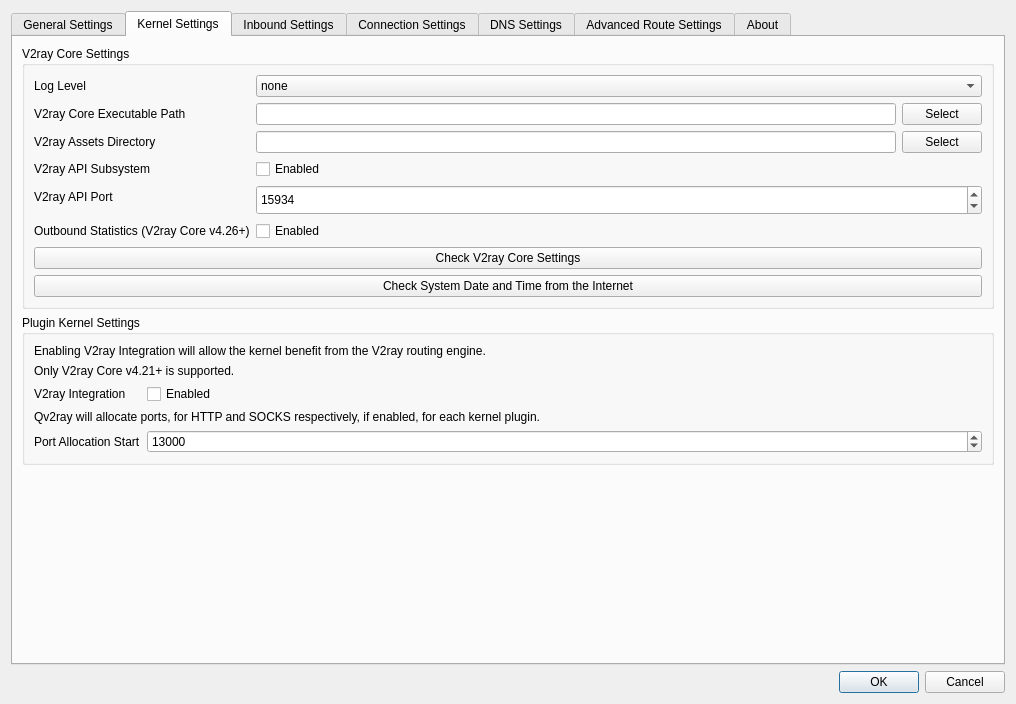
First picture: the form in src/ui/windows/w_PreferencesWindow.ui, repository Qv2ray/Qv2ray, before the edit.
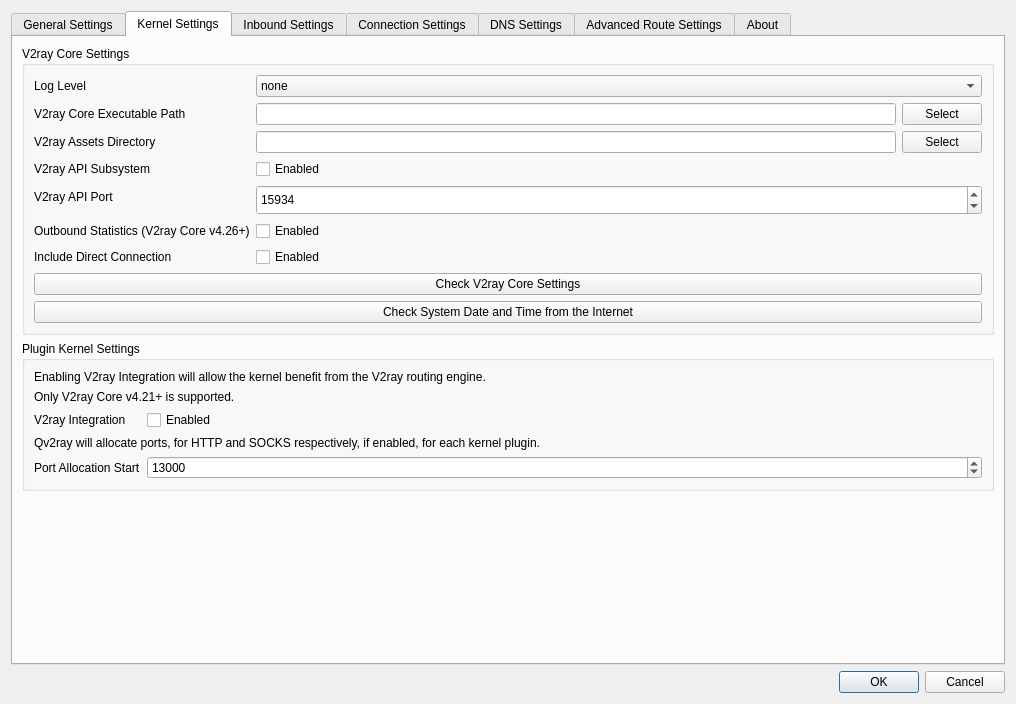
Second picture: the form after the edit. The open tabs and pages were chosen to show the change. Icons and pictures are not drawn.

What changed in the file:
```diff
--- a/src/ui/windows/w_PreferencesWindow.ui
+++ b/src/ui/windows/w_PreferencesWindow.ui
@@ -756,14 +756,14 @@
             </item>
            </layout>
           </item>
-          <item row="6" column="0" colspan="2">
+          <item row="7" column="0" colspan="2">
            <widget class="QPushButton" name="checkVCoreSettings">
             <property name="text">
              <string>Check V2ray Core Settings</string>
             </property>
            </widget>
           </item>
-          <item row="7" column="0" colspan="2">
+          <item row="8" column="0" colspan="2">
            <widget class="QPushButton" name="pushButton">
             <property name="text">
              <string>Check System Date and Time from the Internet</string>
@@ -836,6 +836,20 @@
             </property>
            </widget>
           </item>
+          <item row="6" column="0">
+           <widget class="QLabel" name="label_31">
+            <property name="text">
+             <string>Include Direct Connection</string>
+            </property>
+           </widget>
+          </item>
+          <item row="6" column="1">
+           <widget class="QCheckBox" name="hasDirectStatisticsCB">
+            <property name="text">
+             <string>Enabled</string>
+            </property>
+           </widget>
+          </item>
          </layout>
         </widget>
        </item>
```
Left out of the diff: 2 changed lines with no effect on the pictures.
